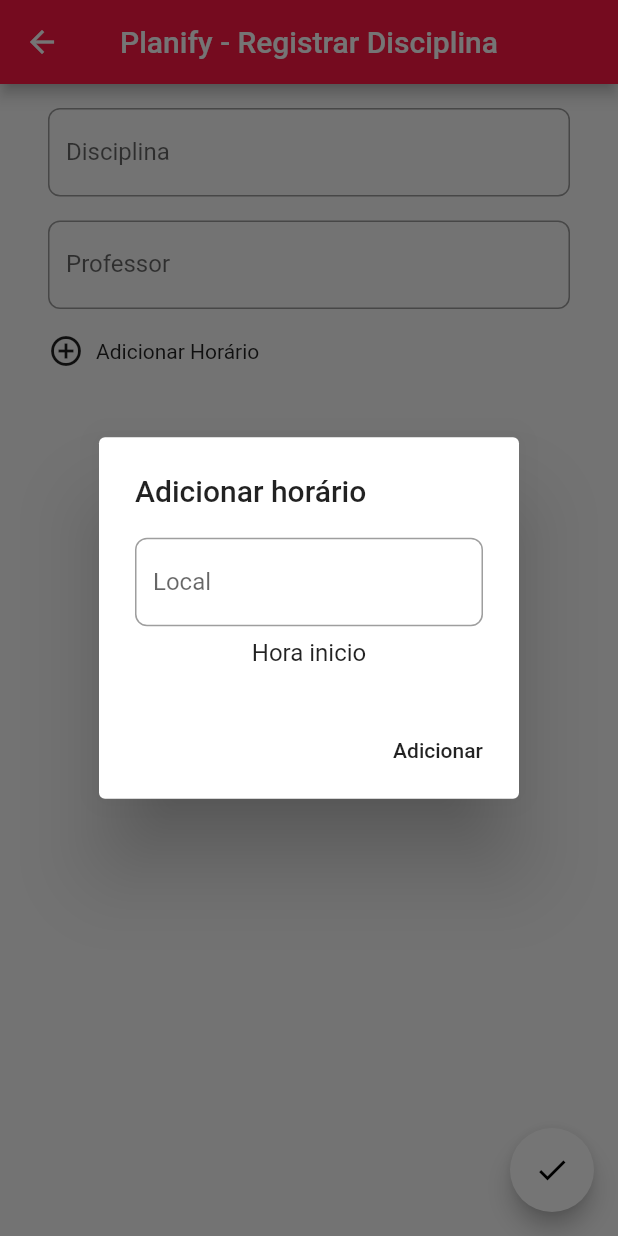
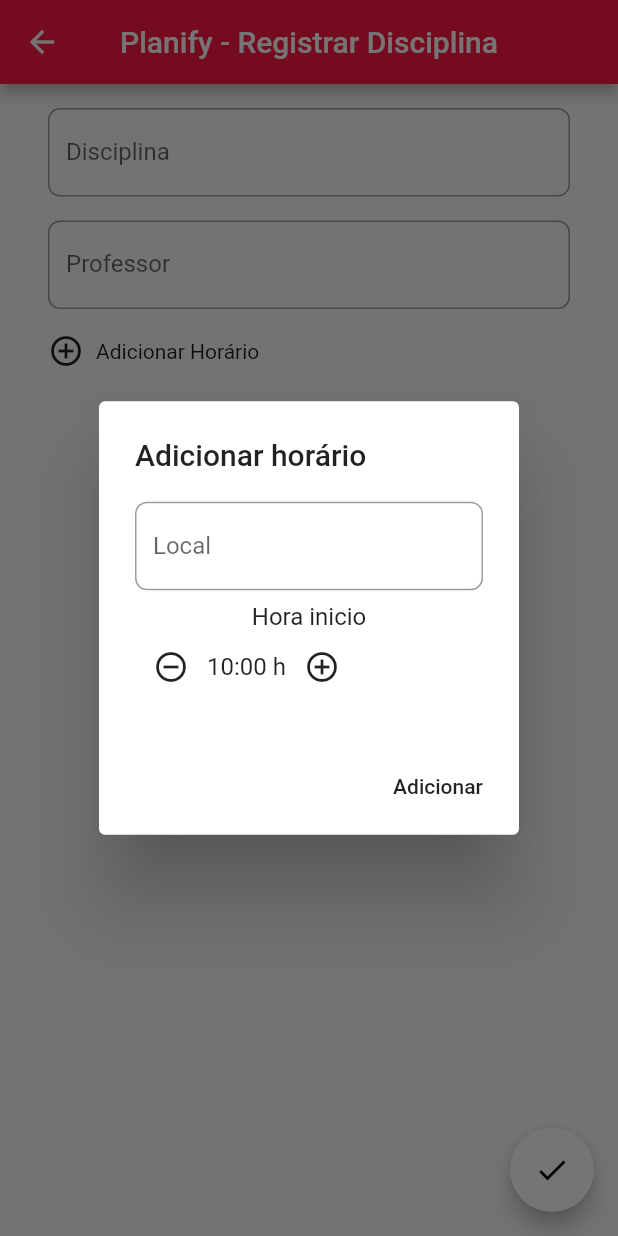
Before and after one commit to ekacsh/planify, a Flutter app: the DisciplinaRegistro screen opened directly, after a tap on "Adicionar Horário", on a phone screen of 412 x 824 dp. Run offline on Flutter 3.47's test engine with Material 2 defaults, Android fonts, the phone set to English and light mode, and no system bars; our stand-ins replace flutter_calendar_carousel, rxdart; missing offline and left inert: bloc_pattern, mongo_dart.

Commit message:
adicionar horario disciplina

```diff
--- a/lib/screens/disciplina_registro/disciplina_registro.dart
+++ b/lib/screens/disciplina_registro/disciplina_registro.dart
@@ -12,6 +12,7 @@ class DisciplinaRegistro extends StatefulWidget {
 class _DisciplinaRegistroState extends State<DisciplinaRegistro> {
   String nome;
   String professor;
+  int hora = 10;
   String local_temp;
   DateTime horario_temp;
 
@@ -115,6 +116,27 @@ class _DisciplinaRegistroState extends State<DisciplinaRegistro> {
                       height: 8,
                     ),
                     Text("Hora inicio"),
+                    Row(
+                      children: <Widget>[
+                        IconButton(
+                          icon: Icon(Icons.remove_circle_outline),
+                          onPressed: () {
+                            setState(() {
+                              hora--;
+                            });
+                          },
+                        ),
+                        Text("${hora.toString().padLeft(2, '0')}:00 h"),
+                        IconButton(
+                          icon: Icon(Icons.add_circle_outline),
+                          onPressed: () {
+                            setState(() {
+                              hora++;
+                            });
+                          },
+                        ),
+                      ],
+                    )
                   ],
                 ),
                 actions: <Widget>[
@@ -126,8 +148,8 @@ class _DisciplinaRegistroState extends State<DisciplinaRegistro> {
                           Aula(
                             diaSemana: 1,
                             local: local_temp,
-                            horarioInicio: Horario(8, 0),
-                            horarioFim: Horario(10, 0),
+                            horarioInicio: Horario(hora, 0),
+                            horarioFim: Horario(hora + 2, 0),
                           ),
                         );
                       });
@@ -146,6 +168,9 @@ class _DisciplinaRegistroState extends State<DisciplinaRegistro> {
                 Text("Adicionar Horário"),
               ],
             ),
+          ),
+          SizedBox(
+            height: 16,
           ),
           ListView.builder(
             physics: ClampingScrollPhysics(),
```
